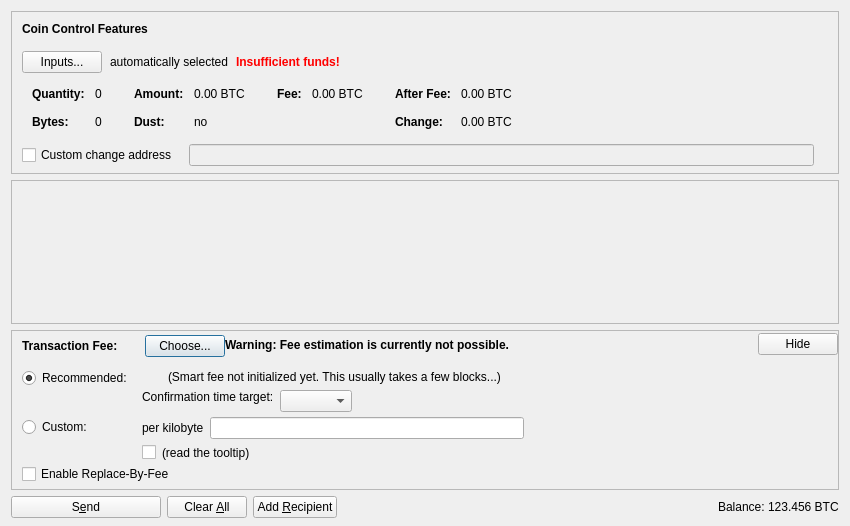
Before: the Qt Designer form src/qt/forms/sendcoinsdialog.ui in digibyte/digibyte, drawn with Qt 5.
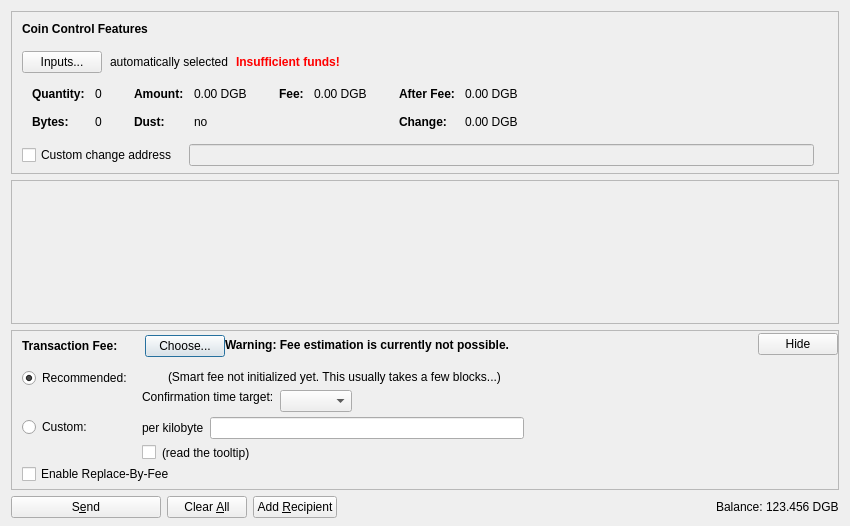
After: the same form once the commit is applied. Icons and pictures are not drawn. Custom widgets are drawn as their Qt base class.

```diff
--- a/src/qt/forms/sendcoinsdialog.ui
+++ b/src/qt/forms/sendcoinsdialog.ui
@@ -324,7 +324,7 @@
                   <enum>Qt::ActionsContextMenu</enum>
                  </property>
                  <property name="text">
-                  <string notr="true">0.00 BTC</string>
+                  <string notr="true">0.00 DGB</string>
                  </property>
                  <property name="textInteractionFlags">
                   <set>Qt::LinksAccessibleByMouse|Qt::TextSelectableByKeyboard|Qt::TextSelectableByMouse</set>
@@ -404,7 +404,7 @@
                   <enum>Qt::ActionsContextMenu</enum>
                  </property>
                  <property name="text">
-                  <string notr="true">0.00 BTC</string>
+                  <string notr="true">0.00 DGB</string>
                  </property>
                  <property name="textInteractionFlags">
                   <set>Qt::LinksAccessibleByMouse|Qt::TextSelectableByKeyboard|Qt::TextSelectableByMouse</set>
@@ -455,7 +455,7 @@
                   <enum>Qt::ActionsContextMenu</enum>
                  </property>
                  <property name="text">
-                  <string notr="true">0.00 BTC</string>
+                  <string notr="true">0.00 DGB</string>
                  </property>
                  <property name="textInteractionFlags">
                   <set>Qt::LinksAccessibleByMouse|Qt::TextSelectableByKeyboard|Qt::TextSelectableByMouse</set>
@@ -484,7 +484,7 @@
                   <enum>Qt::ActionsContextMenu</enum>
                  </property>
                  <property name="text">
-                  <string notr="true">0.00 BTC</string>
+                  <string notr="true">0.00 DGB</string>
                  </property>
                  <property name="textInteractionFlags">
                   <set>Qt::LinksAccessibleByMouse|Qt::TextSelectableByKeyboard|Qt::TextSelectableByMouse</set>
@@ -1249,7 +1249,7 @@
           <cursorShape>IBeamCursor</cursorShape>
          </property>
          <property name="text">
-          <string notr="true">123.456 BTC</string>
+          <string notr="true">123.456 DGB</string>
          </property>
          <property name="textInteractionFlags">
           <set>Qt::LinksAccessibleByMouse|Qt::TextSelectableByKeyboard|Qt::TextSelectableByMouse</set>
```
